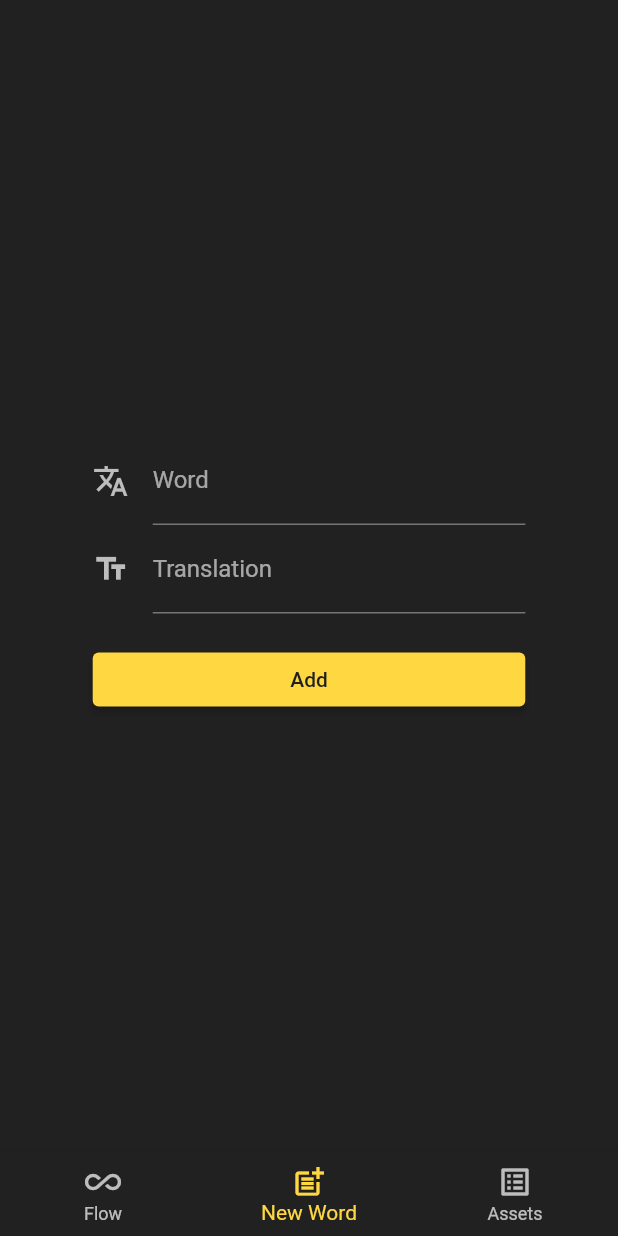
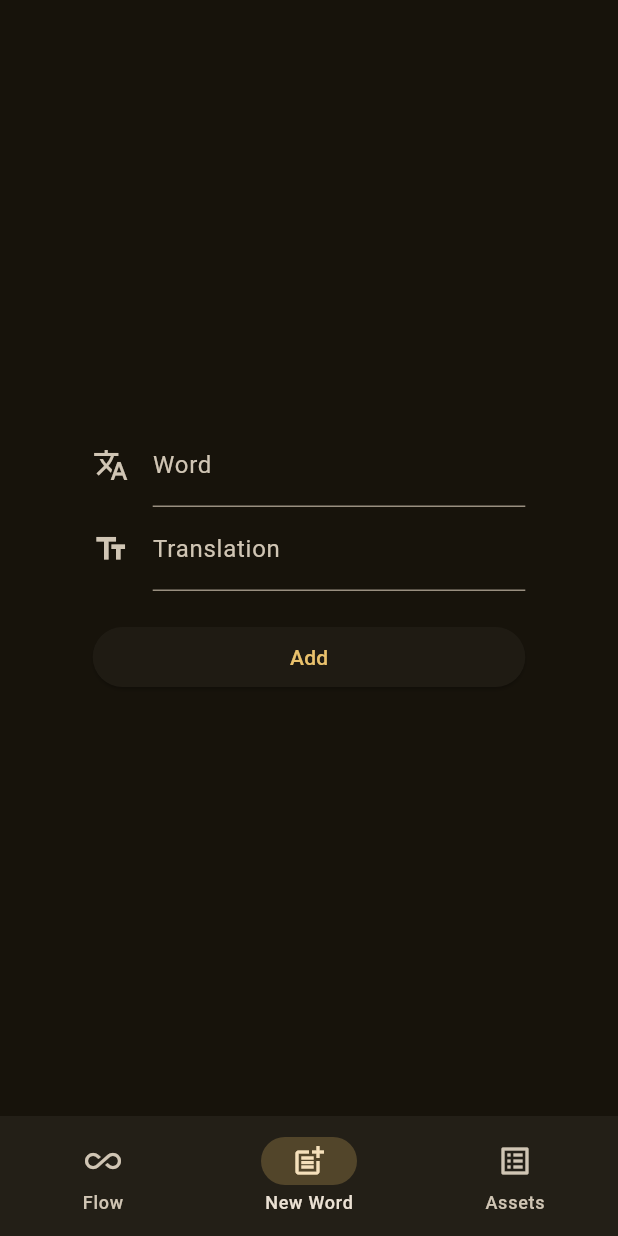
Before and after one commit to laera-io/laera, a Flutter app: the screen it shows after launch, item 2 of the bottom bar chosen, on a phone screen of 412 x 824 dp. Run offline on Flutter 3.47's test engine with Material 2 defaults, Android fonts, the phone set to English and light mode, and no system bars; our stand-ins replace hive, hive_flutter; accounts and stored records are empty.

```diff
--- a/lib/main.dart
+++ b/lib/main.dart
@@ -15,24 +15,13 @@ Future<void> main() async {
 }
 
 class App extends StatelessWidget {
-  static const primaryColor = Colors.amberAccent;
-  static const backgroundColor = Color(0xFF212121);
-  static const errorColor = Colors.deepOrange;
-
   @override
   Widget build(BuildContext context) {
     return MaterialApp(
-      theme: ThemeData.dark().copyWith(
-        indicatorColor: primaryColor,
-        scaffoldBackgroundColor: backgroundColor,
-        canvasColor: backgroundColor,
-        errorColor: errorColor,
-        colorScheme: const ColorScheme.dark(
-          primary: primaryColor,
-          secondary: primaryColor,
-          onPrimary: backgroundColor,
-          onSecondary: backgroundColor,
-        ),
+      theme: ThemeData(
+        useMaterial3: true,
+        colorSchemeSeed: Colors.amber,
+        brightness: Brightness.dark,
       ),
       home: Navbar(
         elements: [
--- a/lib/widgets/navbar.dart
+++ b/lib/widgets/navbar.dart
@@ -12,7 +12,7 @@ class Navbar extends StatefulWidget {
         items = [for (final e in elements) e.item];
 
   final List<Widget> pages;
-  final List<BottomNavigationBarItem> items;
+  final List<Widget> items;
   final int defaultElementIndex;
 
   @override
@@ -29,10 +29,11 @@ class _NavbarState extends State<Navbar> {
   Widget build(BuildContext context) {
     return Scaffold(
       body: widget.pageAt(_selectedIndex),
-      bottomNavigationBar: BottomNavigationBar(
-        onTap: (index) => setState(() => _selectedIndex = index),
-        currentIndex: _selectedIndex,
-        items: widget.items,
+      bottomNavigationBar: NavigationBar(
+        onDestinationSelected: (index) =>
+            setState(() => _selectedIndex = index),
+        selectedIndex: _selectedIndex,
+        destinations: widget.items,
       ),
     );
   }
@@ -43,8 +44,8 @@ class NavbarElement {
     required this.page,
     required IconData icon,
     required String label,
-  }) : item = BottomNavigationBarItem(icon: Icon(icon), label: label);
+  }) : item = NavigationDestination(icon: Icon(icon), label: label);
 
   final Widget page;
-  final BottomNavigationBarItem item;
+  final NavigationDestination item;
 }
```
Also changed, not shown: analysis_options.yaml (+11 -5 lines), 14 other files.
